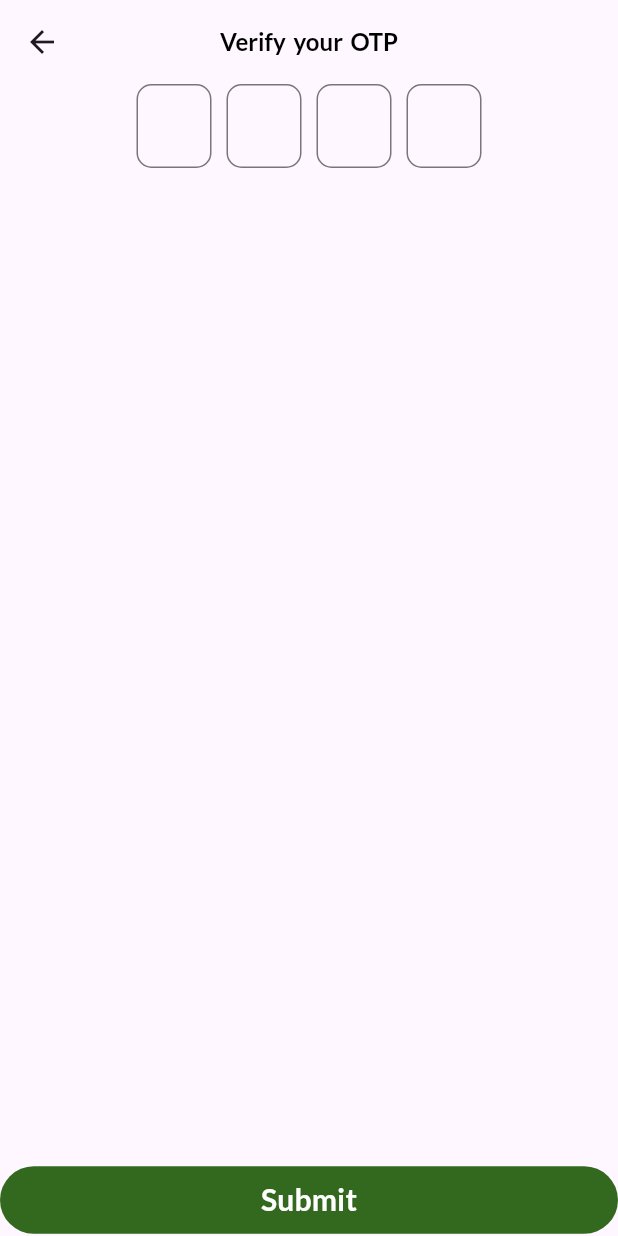
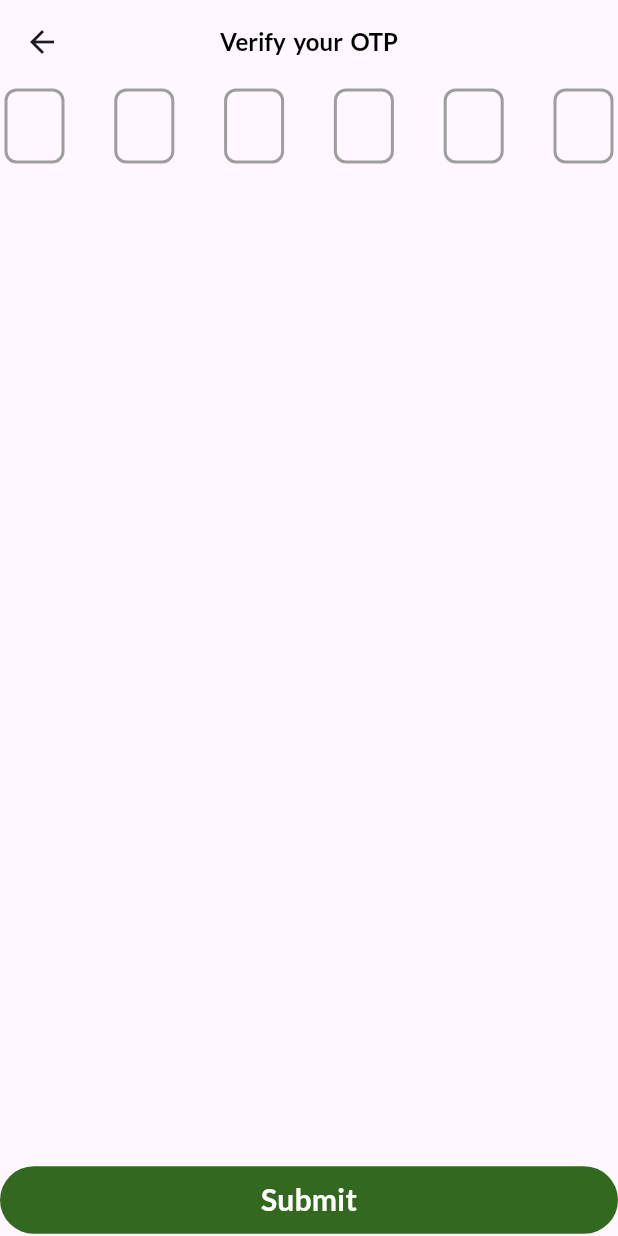
Before and after one commit to TWARIQABDUL/connect_app, a Flutter app: the OtpValidation screen opened by its route, on a phone screen of 412 x 824 dp. Run offline on Flutter 3.47's test engine with Material 3 defaults, Android fonts, the phone set to English and light mode, and no system bars; drawn by our look-alikes of flutter_form_builder, pin_code_fields; our stand-ins replace flutter_otp_text_field, flutter_svg, font_awesome_flutter, form_builder_validators, get, google_fonts.

Commit message:
[Feature] Implemented OTP validation and integrated pin code input fields

```diff
--- a/lib/pages/otp.dart
+++ b/lib/pages/otp.dart
@@ -1,10 +1,14 @@
+import 'package:connect/contr0ller/otp_controller.dart';
 import 'package:connect/widgets/custom_input.dart';
 import 'package:connect/widgets/custom_widget.dart';
 import 'package:flutter/material.dart';
 import 'package:flutter_form_builder/flutter_form_builder.dart';
 import 'package:get/get.dart';
+import 'package:flutter_otp_text_field/flutter_otp_text_field.dart';
+import 'package:pin_code_fields/pin_code_fields.dart';
 
 class OtpValidation extends GetView {
+  final OtpController otpController = Get.put(OtpController());
   @override
   Widget build(BuildContext context) {
     return Scaffold(
@@ -18,63 +22,44 @@ class OtpValidation extends GetView {
       body: Column(
         children: [
           Flexible(
-            child: FormBuilder(
             child: Column(
               mainAxisAlignment: MainAxisAlignment.spaceBetween,
 
               children: [
-                  Column(
+                Center(
+                  child: PinCodeTextField(
 
-                    children: [
-                      Row(
-                        mainAxisAlignment: MainAxisAlignment.center,
-                        spacing: 10,
-                        children: [
-                          SizedBox(
-                            width: 50,
-                            child: CustomTextInput(
-                              inputName: "otp1",
-                              maxLength: 1,
-                              keyboardType: TextInputType.number,
+                    pinTheme: PinTheme(
+                      shape: PinCodeFieldShape.box,
+                      borderRadius: BorderRadius.circular(8),
+                      fieldHeight: 50,
+                      fieldWidth: 40,
+                      activeColor: Colors.green,
+                      selectedColor: Colors.blue,
+                      inactiveColor: Colors.grey,
+                      fieldOuterPadding: EdgeInsetsGeometry.all(3)
+                      // borderWidth: 2,
+
+                    ),
+                    appContext: context,
+                    length: 6,
+                    onChanged: (value) {
+                      otpController.otp.value = value;
+                      print("Code entered is $value");
+                    },
+                    onCompleted: (value) {
+                      otpController.otpValidation();
+                    },
                   ),
                 ),
-                          SizedBox(
-                            width: 50,
-                            child: CustomTextInput(
-                              inputName: "otp2",
-                              maxLength: 1,
-                              keyboardType: TextInputType.number,
-                            ),
-                          ),
-                          SizedBox(
-                            width: 50,
-                            child: CustomTextInput(
-                              inputName: "otp3",
-                              maxLength: 1,
-                              keyboardType: TextInputType.number,
-                            ),
-                          ),
-                          SizedBox(
-                            width: 50,
-                            child: CustomTextInput(
-                              inputName: "otp4",
-                              maxLength: 1,
-                              keyboardType: TextInputType.number,
-                            ),
-                          ),
-                        ],
-                      ),
-                    ],
-                  ),
-                  // SizedBox(height: 20),
+
                 CustomButton(
                   buttonText: "Submit",
                   action: () {
-                      Get.toNamed('/newpassword');
+                    otpController.otpValidation();
                   },
                 ),
               ],
-              ),
             ),
           ),
         ],
--- a/pubspec.yaml
+++ b/pubspec.yaml
@@ -40,6 +40,9 @@ dependencies:
   form_builder_validators: ^11.2.0
   font_awesome_flutter: ^10.5.0
   flutter_svg: ^2.0.9
+  flutter_otp_text_field: ^1.1.0+2
+  pin_code_fields: ^8.0.1
+  supabase_flutter: ^2.9.1
   # camerawesome: ^2.0.0-dev.1
 
 dev_dependencies:
```
Also changed, not shown: lib/contr0ller/otp_controller.dart (added, +23 -0 lines), pubspec.lock, 5 other files. Lines whose indentation alone changed are shown as unchanged.
